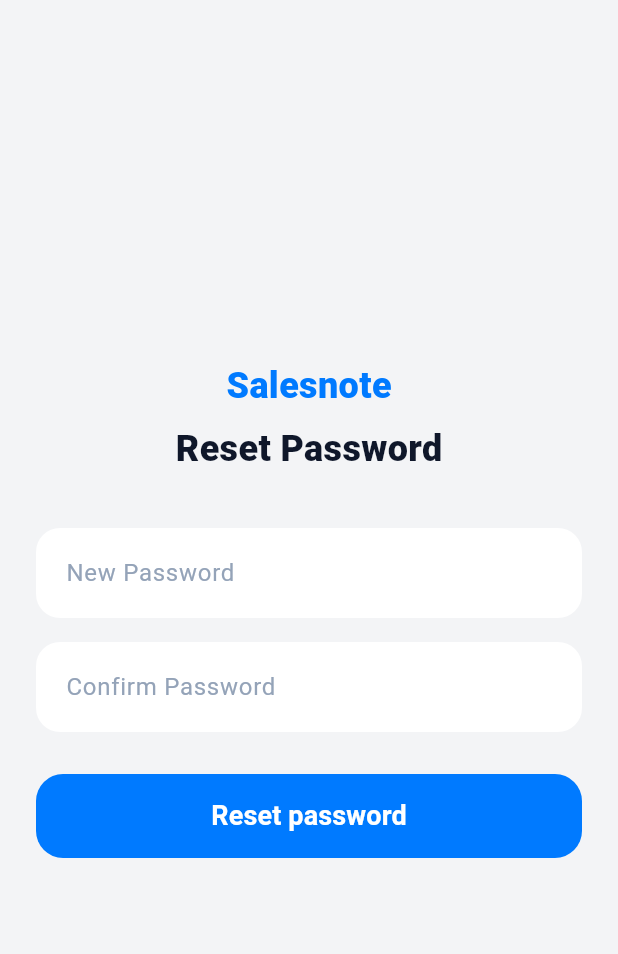
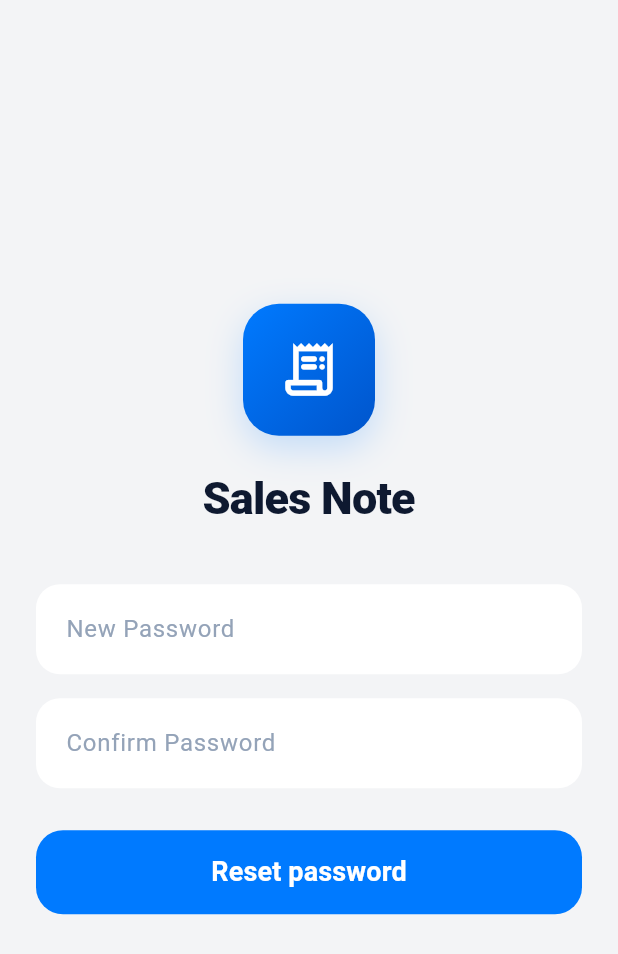
Before and after one commit to devfemibadmus/salesnote, a Flutter app: the ResetPassword screen opened directly with empty values, on a phone screen of 412 x 824 dp. Shown: the top 954 px of the screen. Run offline on Flutter 3.47's test engine with Material 3 defaults, Android fonts, the phone set to English and light mode, and no system bars; our stand-ins replace country_picker, device_info_plus, firebase_core, firebase_messaging, flutter_local_notifications, flutter_timezone and 7 more; missing offline and left inert: file_saver, phone_number, saver_gallery; accounts and stored records are empty.

Commit message:
style(auth): use modern Logo and App Name in reset password header

```diff
--- a/mobile/lib/screens/auth/verify/reset_password.dart
+++ b/mobile/lib/screens/auth/verify/reset_password.dart
@@ -114,24 +114,41 @@
                 crossAxisAlignment: CrossAxisAlignment.stretch,
                 children: [
                   const SizedBox(height: 8),
-                  const Center(
-                    child: Text(
-                      'Salesnote',
-                      style: TextStyle(
-                        fontSize: 24,
-                        fontWeight: FontWeight.w800,
-                        color: _primary,
+                  Center(
+                    child: Container(
+                      width: 88,
+                      height: 88,
+                      decoration: BoxDecoration(
+                        gradient: const LinearGradient(
+                          begin: Alignment.topLeft,
+                          end: Alignment.bottomRight,
+                          colors: [Color(0xFF007AFF), Color(0xFF0055CC)],
+                        ),
+                        borderRadius: BorderRadius.circular(24),
+                        boxShadow: const [
+                          BoxShadow(
+                            color: Color(0x33007AFF),
+                            blurRadius: 20,
+                            offset: Offset(0, 8),
+                          ),
+                        ],
+                      ),
+                      child: const Icon(
+                        Icons.receipt_long_rounded,
+                        color: Colors.white,
+                        size: 42,
                       ),
                     ),
                   ),
-                  const SizedBox(height: 8),
+                  const SizedBox(height: 20),
                   const Center(
                     child: Text(
-                      'Reset Password',
+                      'Sales Note',
                       style: TextStyle(
-                        fontSize: 24,
+                        fontSize: 30,
                         fontWeight: FontWeight.w800,
-                        color: _textDark,
+                        color: Color(0xFF0E1930),
+                        letterSpacing: -0.5,
                       ),
                     ),
                   ),
```
